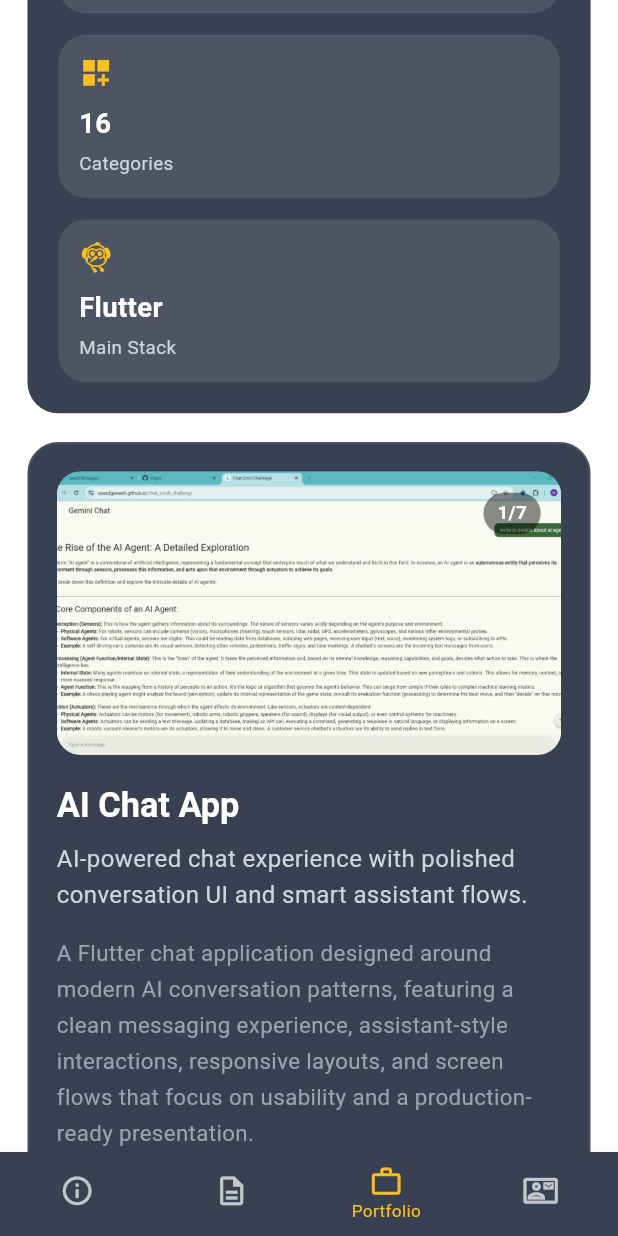
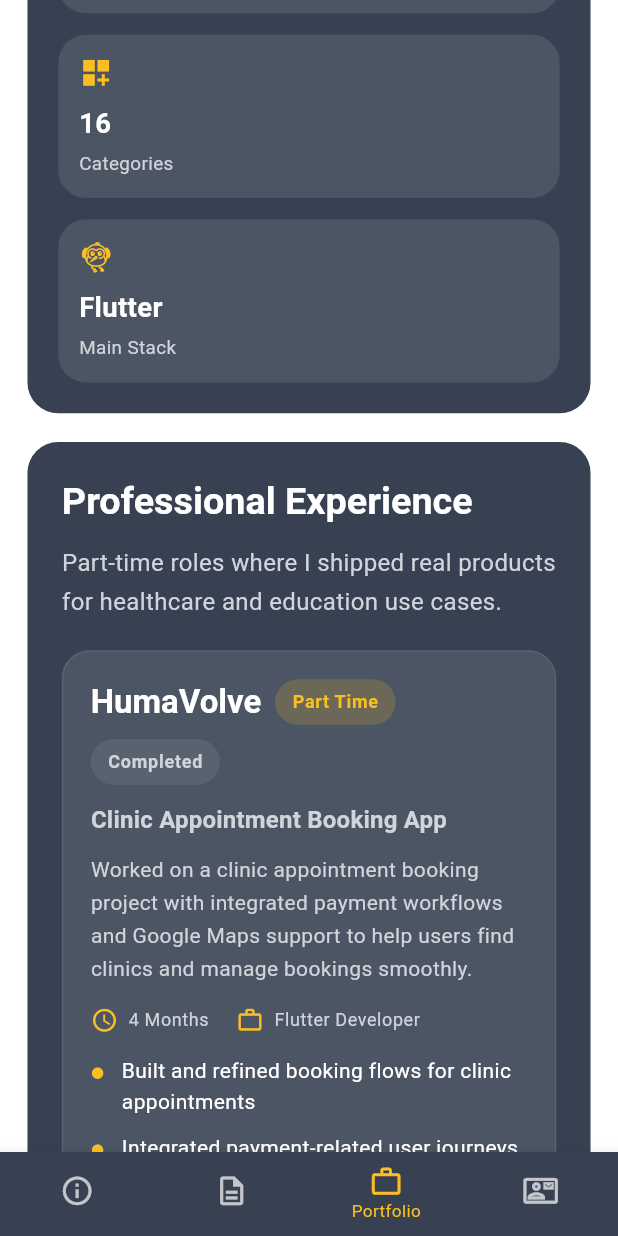
Before and after one commit to saaadgawesh/protfolio, a Flutter app: the screen it shows after launch, item 3 of the bottom bar chosen, scrolled down 576 dp, on a phone screen of 412 x 824 dp. Run offline on Flutter 3.47's test engine with Material 3 defaults, Android fonts, the phone set to English and light mode, and no system bars; our stand-ins replace flutter_screenutil, smooth_page_indicator, timeline_tile.

Commit message:
update resume screen

```diff
--- a/lib/core/assets/asset_images.dart
+++ /dev/null
@@ -1,3 +0,0 @@
-class assetImage {
-  static const String image = 'assets/1.jpg';
-}
--- a/lib/core/constants/app_string.dart
+++ b/lib/core/constants/app_string.dart
@@ -1,5 +1,7 @@
 class ProjectStrings {
   const ProjectStrings._();
+
+  static const String image = 'assets/1.jpg';
 
   static const List<String> routexImages = [
     'screen_shots/routex_app/1.PNG',
@@ -470,8 +472,7 @@ class AppStrings {
   static const String profileEmailValue = 'saadgawesg608@gmail.com';
   static const String profilePhoneTitle = 'Phone';
   static const String profilePhoneValue = '+20/1031214881';
-  static const String profileBirthdayTitle = 'Birthday';
-  static const String profileBirthdayValue = '12/3/1991';
+
   static const String profileLocationTitle = 'Location';
   static const String profileLocationValue = 'Egypt';
 
@@ -547,30 +548,64 @@ class AppStrings {
   ];
 
   static const String resumeTitle = 'Resume Details';
-  static const String resumeExperienceTitle = 'Professional Experience';
-  static const String resumeCvLabel = 'CV';
+  static const String resumeExperienceTitle = 'Tech Stack';
+  static const String resumeCvLabel = 'Flutter';
   static const String pdfTitle = 'CV';
 
-  static const String skillStateManagement = 'Statemanagement';
-  static const String skillApis = 'APIs';
-  static const String skillLocalStorage = 'Local storage';
-  static const String skillFirebase = 'Firebase';
-  static const String skillFlutterDeveloper = 'Flutter Developer';
-  static const String skillProvider = ' Provider';
-  static const String skillBlocCubit = ' Bloc_cubit';
-  static const String skillRestful = ' RESTful';
-  static const String skillHive = ' Hive ';
-  static const String skillSharedPreferences = ' Shared preferences';
-  static const String skillAuthentication = ' Authentication';
-  static const String skillCloudFirestore = ' cloud firestore';
-  static const String skillStorage = ' Storage';
-  static const String skillThemes = 'Themes';
-  static const String skillLocalization = 'localization';
-  static const String skillResponsiveDesign = 'responsive design';
-  static const String skillAnimations = 'animations';
-  static const String skillAgile = 'agile';
-  static const String skillDataStructure = 'data structure';
-  static const String skillSolid = 'solid';
-  static const String skillCleanCode = 'clean code';
-  static const String skillCiCd = 'ci/cd';
+  static const String techStackDescription =
+      'Production-focused Flutter stack covering architecture, state management, backend integration, performance, and real app delivery.';
+
+  static const List<Map<String, dynamic>> resumeTechSections = [
+    {
+      'title': 'Core Flutter',
+      'items': ['Flutter SDK', 'Dart', 'Responsive UI', 'Adaptive Layouts'],
+    },
+    {
+      'title': 'State Management',
+      'items': ['Bloc / Cubit', 'Provider', 'Clean Architecture', 'MVVM'],
+    },
+    {
+      'title': 'Backend & APIs',
+      'items': ['REST APIs', 'Dio', 'HTTP', 'JSON Parsing'],
+    },
+    {
+      'title': 'Firebase & Realtime',
+      'items': [
+        'Firebase Auth',
+        'Cloud Firestore',
+        'Firebase Storage',
+        'Realtime Features',
+      ],
+    },
+    {
+      'title': 'Local Data & Caching',
+      'items': ['Hive', 'Shared Preferences', 'SQLite', 'Offline Handling'],
+    },
+    {
+      'title': 'Maps & Location',
+      'items': ['Google Maps', 'Geolocator', 'Location Services', 'Map Flows'],
+    },
+    {
+      'title': 'Architecture & Tooling',
+      'items': ['GetIt', 'Injectable', 'Repository Pattern', 'Reusable Widgets'],
+    },
+    {
+      'title': 'Quality & Testing',
+      'items': ['Widget Testing', 'Unit Testing', 'Debugging', 'Performance Tuning'],
+    },
+  ];
+
+  static const List<String> resumeAdditionalSkills = [
+    'Push Notifications',
+    'Animations',
+    'Localization',
+    'Themes',
+    'Payment Integration',
+    'Authentication Flows',
+    'Git & GitHub',
+    'CI/CD Basics',
+    'SOLID Principles',
+    'Clean Code',
+    'Agile Workflow',
+  ];
 }
--- a/lib/feature/tabs/data/projects_data.dart
+++ b/lib/core/data/projects_data.dart
@@ -94,7 +94,7 @@ const List<ProjectModel> portfolioProjects = [
     liveUrl: 'https://github.com/saaadgawesh/product_clean_architecture',
     technologies: ProjectStrings.productCleanTechnologies,
     features: ProjectStrings.productCleanFeatures,
-    imagePaths: const [],
+    imagePaths: [],
     role: 'Flutter Developer',
     duration: '2026',
     status: 'Completed',
@@ -108,7 +108,7 @@ const List<ProjectModel> portfolioProjects = [
     liveUrl: 'https://github.com/saaadgawesh/whats_app',
     technologies: ProjectStrings.whatsAppTechnologies,
     features: ProjectStrings.whatsAppFeatures,
-    imagePaths: const [],
+    imagePaths: [],
     role: 'Flutter Developer',
     duration: '2025',
     status: 'Completed',
@@ -122,7 +122,7 @@ const List<ProjectModel> portfolioProjects = [
     liveUrl: 'https://github.com/saaadgawesh/todo_app',
     technologies: ProjectStrings.todoTechnologies,
     features: ProjectStrings.todoFeatures,
-    imagePaths: const [],
+    imagePaths: [],
     role: 'Flutter Developer',
     duration: '2025',
     status: 'Completed',
@@ -192,7 +192,7 @@ const List<ProjectModel> portfolioProjects = [
     liveUrl: 'https://github.com/saaadgawesh/uberClone',
     technologies: ProjectStrings.uberCloneTechnologies,
     features: ProjectStrings.uberCloneFeatures,
-    imagePaths: const [],
+    imagePaths: [],
     role: 'Flutter Developer',
     duration: '2026',
     status: 'In Progress',
@@ -220,7 +220,7 @@ const List<ProjectModel> portfolioProjects = [
     liveUrl: 'https://github.com/saaadgawesh/exam_app',
     technologies: ProjectStrings.examAppTechnologies,
     features: ProjectStrings.examAppFeatures,
-    imagePaths: const [],
+    imagePaths: [],
     role: 'Flutter Developer',
     duration: '2025',
     status: 'Completed',
--- /dev/null
+++ b/lib/core/data/work_experience_data.dart
@@ -0,0 +1,32 @@
+import 'package:protfolio/feature/tabs/model/work_experience_model.dart';
+
+const List<WorkExperienceModel> workExperiences = [
+  WorkExperienceModel(
+    company: 'HumaVolve',
+    employmentType: 'Part Time',
+    duration: '4 Months',
+    status: 'Completed',
+    projectTitle: 'Clinic Appointment Booking App',
+    description:
+        'Worked on a clinic appointment booking project with integrated payment workflows and Google Maps support to help users find clinics and manage bookings smoothly.',
+    highlights: [
+      'Built and refined booking flows for clinic appointments',
+      'Integrated payment-related user journeys',
+      'Supported maps and location experience with Google Maps',
+    ],
+  ),
+  WorkExperienceModel(
+    company: 'Elevated Tech',
+    employmentType: 'Part Time',
+    duration: '4 Months - Present',
+    status: 'Current',
+    projectTitle: 'Online Exams App for Teachers',
+    description:
+        'Contributed to an online exams platform designed for teachers, covering the end-to-end app delivery and helping ship the product while continuing with the company.',
+    highlights: [
+      'Delivered the main teacher-focused online examination workflow',
+      'Collaborated on completing and launching the application',
+      'Currently continuing as a part-time Flutter developer',
+    ],
+  ),
+];
--- /dev/null
+++ b/lib/feature/tabs/model/work_experience_model.dart
@@ -0,0 +1,19 @@
+class WorkExperienceModel {
+  const WorkExperienceModel({
+    required this.company,
+    required this.employmentType,
+    required this.duration,
+    required this.status,
+    required this.projectTitle,
+    required this.description,
+    required this.highlights,
+  });
+
+  final String company;
+  final String employmentType;
+  final String duration;
+  final String status;
+  final String projectTitle;
+  final String description;
+  final List<String> highlights;
+}
--- a/lib/feature/tabs/screens/Protofilio_Tab.dart
+++ b/lib/feature/tabs/screens/Protofilio_Tab.dart
@@ -1,6 +1,6 @@
 import 'package:flutter/material.dart';
+import 'package:protfolio/core/data/projects_data.dart';
 import 'package:protfolio/core/utils/app_size.dart';
-import 'package:protfolio/feature/tabs/data/projects_data.dart';
 import 'package:protfolio/feature/widget/portfolio/portfolio_tab_widgets.dart';
 
 class PortfolioTab extends StatelessWidget {
@@ -32,6 +32,8 @@ class PortfolioTab extends StatelessWidget {
                       SizedBox(height: AppSizes.h16),
                       PortfolioHeaderSection(isTablet: isTablet),
                       SizedBox(height: AppSizes.h16),
+                      const WorkExperienceSection(),
+                      SizedBox(height: AppSizes.h16),
                       ...portfolioProjects.map(
                         (project) => ProjectCard(project: project),
                       ),
--- a/lib/feature/widget/portfolio/portfolio_header_section.dart
+++ b/lib/feature/widget/portfolio/portfolio_header_section.dart
@@ -2,7 +2,7 @@ import 'package:flutter/material.dart';
 import 'package:protfolio/core/constants/appthem.dart';
 import 'package:protfolio/core/constants/app_string.dart';
 import 'package:protfolio/core/utils/app_size.dart';
-import 'package:protfolio/feature/tabs/data/projects_data.dart';
+import 'package:protfolio/core/data/projects_data.dart';
 import 'package:protfolio/feature/widget/portfolio/portfolio_stat_card.dart';
 
 class PortfolioHeaderSection extends StatelessWidget {
--- a/lib/feature/widget/portfolio/portfolio_tab_widgets.dart
+++ b/lib/feature/widget/portfolio/portfolio_tab_widgets.dart
@@ -6,3 +6,4 @@ export 'project_content.dart';
 export 'project_image_fallback.dart';
 export 'project_image_section.dart';
 export 'project_info_chip.dart';
+export 'work_experience_section.dart';
--- /dev/null
+++ b/lib/feature/widget/portfolio/work_experience_section.dart
@@ -0,0 +1,218 @@
+import 'package:flutter/material.dart';
+import 'package:protfolio/core/constants/appthem.dart';
+import 'package:protfolio/core/data/work_experience_data.dart';
+import 'package:protfolio/core/utils/app_size.dart';
+import 'package:protfolio/feature/tabs/model/work_experience_model.dart';
+
+class WorkExperienceSection extends StatelessWidget {
+  const WorkExperienceSection({super.key});
+
+  @override
+  Widget build(BuildContext context) {
+    return Container(
+      width: double.infinity,
+      padding: EdgeInsets.all(AppSizes.r20),
+      decoration: BoxDecoration(
+        color: PortfolioColors.cardDark,
+        borderRadius: BorderRadius.circular(AppSizes.r18),
+      ),
+      child: Column(
+        crossAxisAlignment: CrossAxisAlignment.start,
+        children: [
+          Text(
+            'Professional Experience',
+            style: Theme.of(context).textTheme.headlineSmall?.copyWith(
+              color: Colors.white,
+              fontSize: AppSizes.sp22,
+              fontWeight: FontWeight.bold,
+            ),
+          ),
+          SizedBox(height: AppSizes.h10),
+          Text(
+            'Part-time roles where I shipped real products for healthcare and education use cases.',
+            style: Theme.of(context).textTheme.bodyMedium?.copyWith(
+              color: PortfolioColors.grayLighter,
+              fontSize: AppSizes.sp14,
+              height: 1.6,
+            ),
+          ),
+          SizedBox(height: AppSizes.h16),
+          ...workExperiences.asMap().entries.map((entry) {
+            final bool isLast = entry.key == workExperiences.length - 1;
+            return Padding(
+              padding: EdgeInsets.only(bottom: isLast ? 0 : AppSizes.h16),
+              child: _ExperienceCard(experience: entry.value),
+            );
+          }),
+        ],
+      ),
+    );
+  }
+}
+
+class _ExperienceCard extends StatelessWidget {
+  const _ExperienceCard({required this.experience});
+
+  final WorkExperienceModel experience;
+
+  @override
+  Widget build(BuildContext context) {
+    return Container(
+      width: double.infinity,
+      padding: EdgeInsets.all(AppSizes.r16),
+      decoration: BoxDecoration(
+        color: PortfolioColors.cardDarker,
+        borderRadius: BorderRadius.circular(AppSizes.r16),
+        border: Border.all(
+          color: Colors.white.withOpacity(0.08),
+        ),
+      ),
+      child: Column(
+        crossAxisAlignment: CrossAxisAlignment.start,
+        children: [
+          Wrap(
+            spacing: AppSizes.w8,
+            runSpacing: AppSizes.h8,
+            crossAxisAlignment: WrapCrossAlignment.center,
+            children: [
+              Text(
+                experience.company,
+                style: Theme.of(context).textTheme.titleLarge?.copyWith(
+                  color: Colors.white,
+                  fontWeight: FontWeight.w700,
+                ),
+              ),
+              _MetaChip(
+                label: experience.employmentType,
+                color: PortfolioColors.golden.withOpacity(0.18),
+                textColor: PortfolioColors.golden,
+              ),
+              _MetaChip(
+                label: experience.status,
+                color:
+                    experience.status == 'Current'
+                        ? PortfolioColors.greenActive.withOpacity(0.18)
+                        : Colors.white.withOpacity(0.08),
+                textColor:
+                    experience.status == 'Current'
+                        ? PortfolioColors.greenActive
+                        : PortfolioColors.grayLighter,
+              ),
+            ],
+          ),
+          SizedBox(height: AppSizes.h10),
+          Text(
+            experience.projectTitle,
+            style: Theme.of(context).textTheme.titleMedium?.copyWith(
+              color: PortfolioColors.grayLighter,
+              fontWeight: FontWeight.w600,
+            ),
+          ),
+          SizedBox(height: AppSizes.h8),
+          Text(
+            experience.description,
+            style: Theme.of(context).textTheme.bodyMedium?.copyWith(
+              color: PortfolioColors.grayLighter,
+              height: 1.6,
+            ),
+          ),
+          SizedBox(height: AppSizes.h12),
+          Wrap(
+            spacing: AppSizes.w16,
+            runSpacing: AppSizes.h8,
+            children: [
+              _InfoRow(icon: Icons.schedule, text: experience.duration),
+              _InfoRow(icon: Icons.work_outline, text: 'Flutter Developer'),
+            ],
+          ),
+          SizedBox(height: AppSizes.h12),
+          ...experience.highlights.map(
+            (highlight) => Padding(
+              padding: EdgeInsets.only(bottom: AppSizes.h8),
+              child: Row(
+                crossAxisAlignment: CrossAxisAlignment.start,
+                children: [
+                  Padding(
+                    padding: EdgeInsets.only(top: AppSizes.h6),
+                    child: Icon(
+                      Icons.circle,
+                      size: AppSizes.icon16 / 2,
+                      color: PortfolioColors.golden,
+                    ),
+                  ),
+                  SizedBox(width: AppSizes.w10),
+                  Expanded(
+                    child: Text(
+                      highlight,
+                      style: Theme.of(context).textTheme.bodyMedium?.copyWith(
+                        color: Colors.white,
+                        height: 1.5,
+                      ),
+                    ),
+                  ),
+                ],
+              ),
+            ),
+          ),
+        ],
+      ),
+    );
+  }
+}
+
+class _MetaChip extends StatelessWidget {
+  const _MetaChip({
+    required this.label,
+    required this.color,
+    required this.textColor,
+  });
+
+  final String label;
+  final Color color;
+  final Color textColor;
+
+  @override
+  Widget build(BuildContext context) {
+    return Container(
+      padding: EdgeInsets.symmetric(
+        horizontal: AppSizes.w10,
+        vertical: AppSizes.h6,
+      ),
+      decoration: BoxDecoration(
+        color: color,
+        borderRadius: BorderRadius.circular(AppSizes.r24),
+      ),
+      child: Text(
+        label,
+        style: Theme.of(context).textTheme.labelMedium?.copyWith(
+          color: textColor,
+          fontWeight: FontWeight.w600,
+        ),
+      ),
+    );
+  }
+}
+
+class _InfoRow extends StatelessWidget {
+  const _InfoRow({required this.icon, required this.text});
+
+  final IconData icon;
+  final String text;
+
+  @override
+  Widget build(BuildContext context) {
+    return Row(
+      mainAxisSize: MainAxisSize.min,
+      children: [
+        Icon(icon, size: AppSizes.icon16, color: PortfolioColors.golden),
+        SizedBox(width: AppSizes.w6),
+        Text(
+          text,
+          style: Theme.of(context).textTheme.bodySmall?.copyWith(
+            color: PortfolioColors.grayLighter,
+          ),
+        ),
+      ],
+    );
+  }
+}
```
Also changed, not shown: lib/core/shared_widgets/Profile_card.dart (+4 -13 lines), lib/core/shared_widgets/default_item_skills.dart (+7 -1 lines), lib/feature/widget/resume/resume_detalis.dart (+46 -110 lines).
